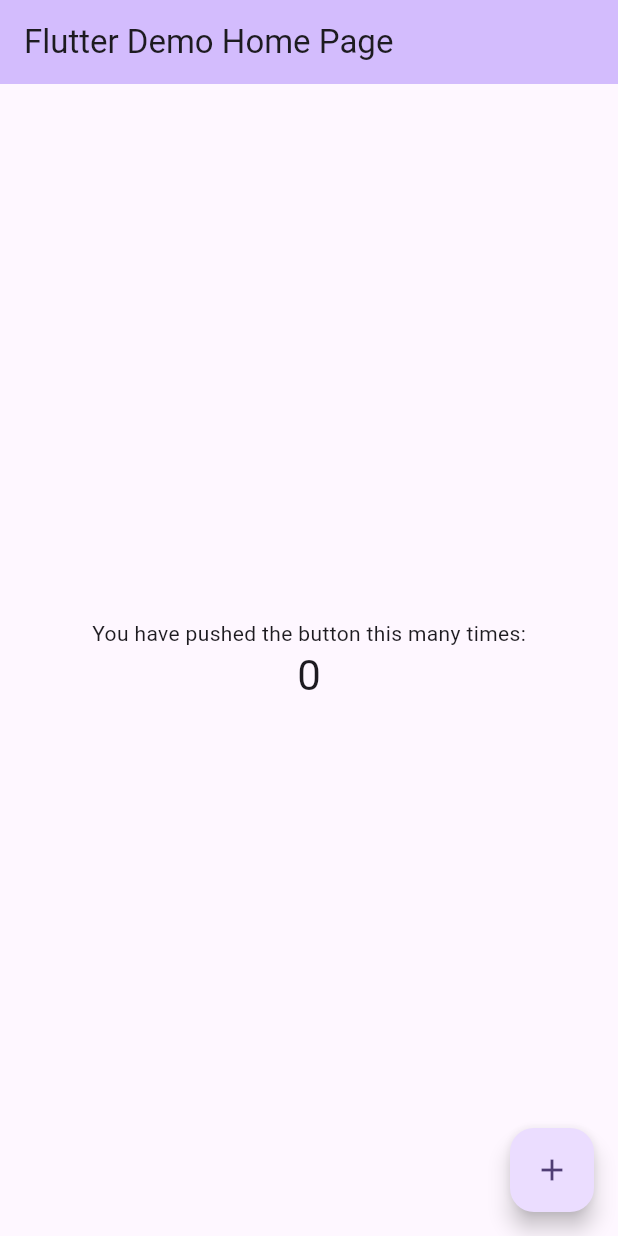
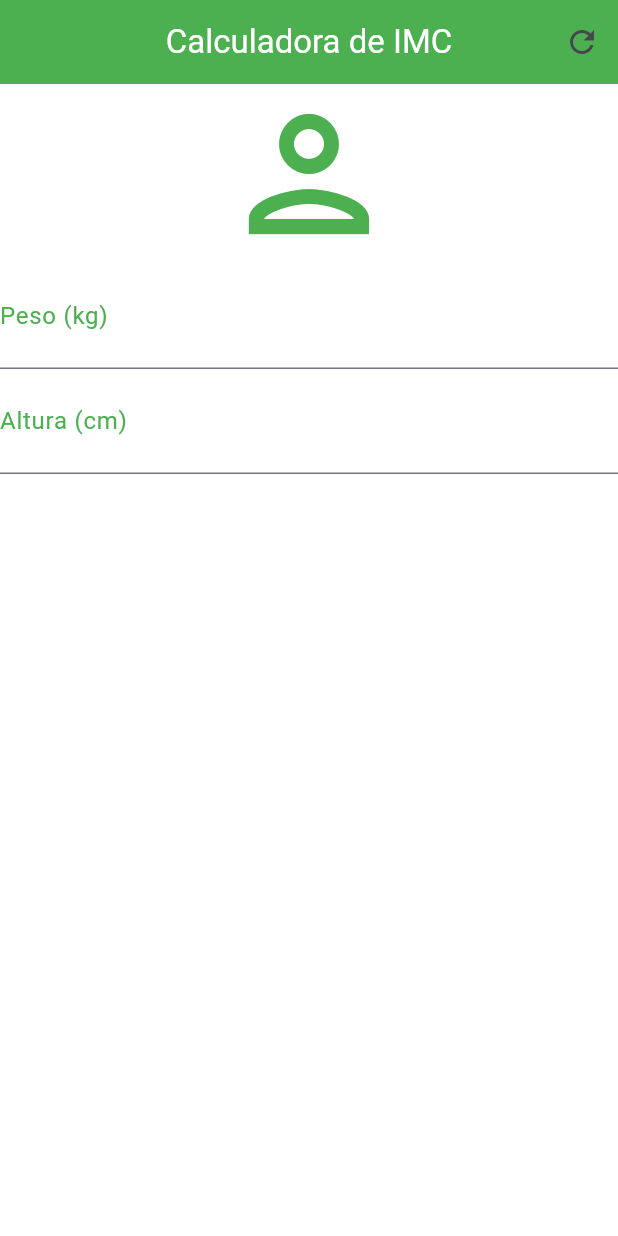
Before and after one commit to abigailmvlima/calculadora_imc, a Flutter app: the screen it shows after launch, on a phone screen of 412 x 824 dp. Run offline on Flutter 3.47's test engine with Material 3 defaults, Android fonts, the phone set to English and light mode, and no system bars.

Commit message:
criei a appBar e body peso e altura

```diff
--- a/lib/main.dart
+++ b/lib/main.dart
@@ -1,125 +1,62 @@
+import 'package:flutter/cupertino.dart';
 import 'package:flutter/material.dart';
 
 void main() {
-  runApp(const MyApp());
+  runApp(const MaterialApp(
+    home: Home(),
+  ));
 }
 
-class MyApp extends StatelessWidget {
-  const MyApp({super.key});
+class Home extends StatefulWidget {
+  const Home({super.key});
 
-  // This widget is the root of your application.
+  @override
+  State<Home> createState() => _HomeState();
+}
+
+class _HomeState extends State<Home> {
   @override
   Widget build(BuildContext context) {
-    return MaterialApp(
-      title: 'Flutter Demo',
-      theme: ThemeData(
-        // This is the theme of your application.
-        //
-        // TRY THIS: Try running your application with "flutter run". You'll see
-        // the application has a purple toolbar. Then, without quitting the app,
-        // try changing the seedColor in the colorScheme below to Colors.green
-        // and then invoke "hot reload" (save your changes or press the "hot
-        // reload" button in a Flutter-supported IDE, or press "r" if you used
-        // the command line to start the app).
-        //
-        // Notice that the counter didn't reset back to zero; the application
-        // state is not lost during the reload. To reset the state, use hot
-        // restart instead.
-        //
-        // This works for code too, not just values: Most code changes can be
-        // tested with just a hot reload.
-        colorScheme: ColorScheme.fromSeed(seedColor: Colors.deepPurple),
-        useMaterial3: true,
+    return Scaffold(
+      appBar: AppBar(
+        title: const Text(
+          "Calculadora de IMC",
+          style: TextStyle(color: Colors.white),
+        ),
+        centerTitle: true,
+        backgroundColor: Colors.green,
+        actions: [
+          IconButton(
+            onPressed: () {},
+            icon: const Icon(Icons.refresh),
+          )
+        ],
       ),
-      home: const MyHomePage(title: 'Flutter Demo Home Page'),
+      backgroundColor: Colors.white,
+      body: const Column(
+        crossAxisAlignment: CrossAxisAlignment.stretch,
+        children: [
+          Icon(Icons.person_outlined, size: 120.0, color: Colors.green),
+          TextField(
+            keyboardType: TextInputType.number,
+            decoration: InputDecoration(
+              labelText: "Peso (kg)",
+              labelStyle: TextStyle(color: Colors.green),
+            ),
+            textAlign: TextAlign.center,
+            style: TextStyle(color: Colors.green, fontSize: 25.0),
+          ),
+          TextField(
+            keyboardType: TextInputType.number,
+            decoration: InputDecoration(
+              labelText: "Altura (cm)",
+              labelStyle: TextStyle(color: Colors.green),
+            ),
+            textAlign: TextAlign.center,
+            style: TextStyle(color: Colors.green, fontSize: 25.0),
+          ),
+        ],
+      ),
     );
   }
 }
-
-class MyHomePage extends StatefulWidget {
-  const MyHomePage({super.key, required this.title});
-
-  // This widget is the home page of your application. It is stateful, meaning
-  // that it has a State object (defined below) that contains fields that affect
-  // how it looks.
-
-  // This class is the configuration for the state. It holds the values (in this
-  // case the title) provided by the parent (in this case the App widget) and
-  // used by the build method of the State. Fields in a Widget subclass are
-  // always marked "final".
-
-  final String title;
-
-  @override
-  State<MyHomePage> createState() => _MyHomePageState();
-}
-
-class _MyHomePageState extends State<MyHomePage> {
-  int _counter = 0;
-
-  void _incrementCounter() {
-    setState(() {
-      // This call to setState tells the Flutter framework that something has
-      // changed in this State, which causes it to rerun the build method below
-      // so that the display can reflect the updated values. If we changed
-      // _counter without calling setState(), then the build method would not be
-      // called again, and so nothing would appear to happen.
-      _counter++;
-    });
-  }
-
-  @override
-  Widget build(BuildContext context) {
-    // This method is rerun every time setState is called, for instance as done
-    // by the _incrementCounter method above.
-    //
-    // The Flutter framework has been optimized to make rerunning build methods
-    // fast, so that you can just rebuild anything that needs updating rather
-    // than having to individually change instances of widgets.
-    return Scaffold(
-      appBar: AppBar(
-        // TRY THIS: Try changing the color here to a specific color (to
-        // Colors.amber, perhaps?) and trigger a hot reload to see the AppBar
-        // change color while the other colors stay the same.
-        backgroundColor: Theme.of(context).colorScheme.inversePrimary,
-        // Here we take the value from the MyHomePage object that was created by
-        // the App.build method, and use it to set our appbar title.
-        title: Text(widget.title),
-      ),
-      body: Center(
-        // Center is a layout widget. It takes a single child and positions it
-        // in the middle of the parent.
-        child: Column(
-          // Column is also a layout widget. It takes a list of children and
-          // arranges them vertically. By default, it sizes itself to fit its
-          // children horizontally, and tries to be as tall as its parent.
-          //
-          // Column has various properties to control how it sizes itself and
-          // how it positions its children. Here we use mainAxisAlignment to
-          // center the children vertically; the main axis here is the vertical
-          // axis because Columns are vertical (the cross axis would be
-          // horizontal).
-          //
-          // TRY THIS: Invoke "debug painting" (choose the "Toggle Debug Paint"
-          // action in the IDE, or press "p" in the console), to see the
-          // wireframe for each widget.
-          mainAxisAlignment: MainAxisAlignment.center,
-          children: <Widget>[
-            const Text(
-              'You have pushed the button this many times:',
-            ),
-            Text(
-              '$_counter',
-              style: Theme.of(context).textTheme.headlineMedium,
-            ),
-          ],
-        ),
-      ),
-      floatingActionButton: FloatingActionButton(
-        onPressed: _incrementCounter,
-        tooltip: 'Increment',
-        child: const Icon(Icons.add),
-      ), // This trailing comma makes auto-formatting nicer for build methods.
-    );
-  }
-}
```
Also changed, not shown: 1 other file.
